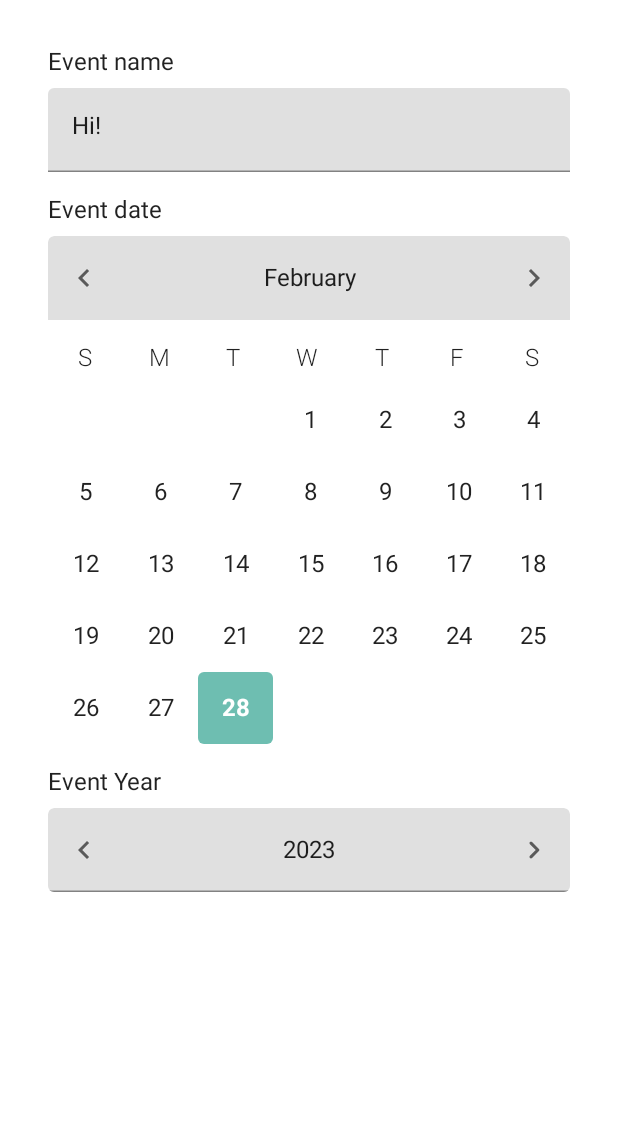
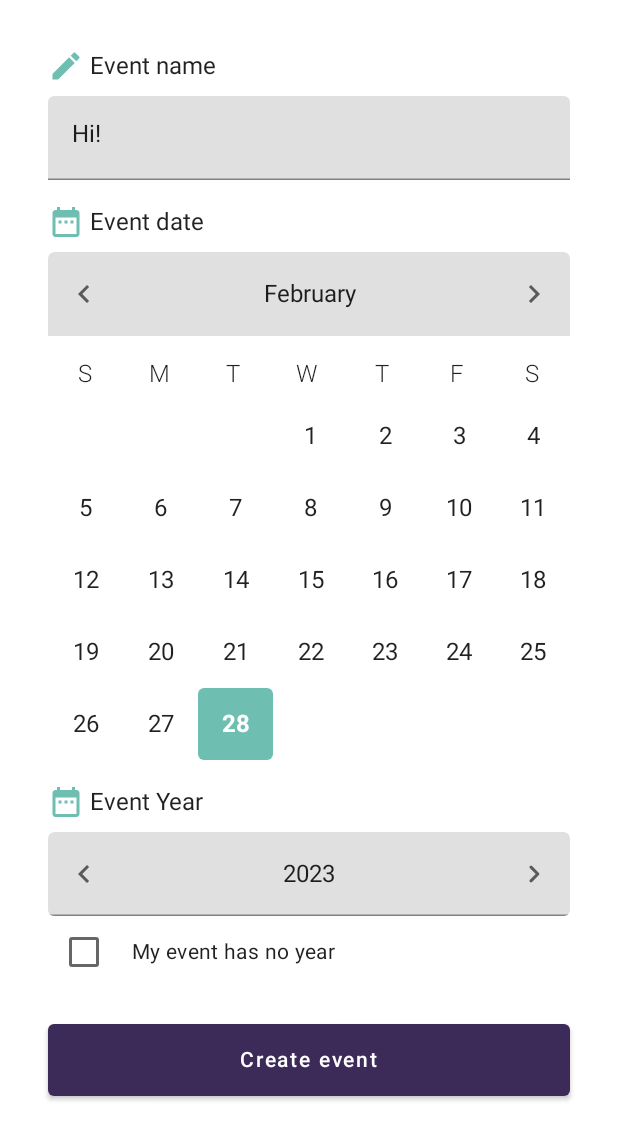
Before and after one commit to VictorHerreraO/bdates, an Android app built with Jetpack Compose: the @Preview function AddEventContentPreview, on a phone screen of 412 x 824 dp. Shown: the top 1140 px of the screen. Run offline under Robolectric (Android 15) with nearby library versions, the phone set to English and light mode, and no system bars; network calls fail.

Commit message:
#5: added button to bottom sheet

```diff
--- a/app/src/main/java/com/soyvictorherrera/bdates/modules/eventList/framework/ui/compose/AddEventSheetContent.kt
+++ b/app/src/main/java/com/soyvictorherrera/bdates/modules/eventList/framework/ui/compose/AddEventSheetContent.kt
@@ -3,21 +3,33 @@ package com.soyvictorherrera.bdates.modules.eventList.framework.ui.compose
 import androidx.compose.foundation.gestures.Orientation
 import androidx.compose.foundation.gestures.scrollable
 import androidx.compose.foundation.layout.Column
+import androidx.compose.foundation.layout.Row
 import androidx.compose.foundation.layout.fillMaxWidth
+import androidx.compose.foundation.layout.heightIn
 import androidx.compose.foundation.rememberScrollState
+import androidx.compose.material.Button
+import androidx.compose.material.Checkbox
+import androidx.compose.material.Icon
 import androidx.compose.material.MaterialTheme
 import androidx.compose.material.Text
 import androidx.compose.material.TextField
+import androidx.compose.material.icons.Icons
+import androidx.compose.material.icons.filled.DateRange
+import androidx.compose.material.icons.filled.Edit
 import androidx.compose.runtime.Composable
 import androidx.compose.runtime.getValue
 import androidx.compose.runtime.mutableStateOf
 import androidx.compose.runtime.remember
 import androidx.compose.runtime.setValue
+import androidx.compose.ui.Alignment
 import androidx.compose.ui.Modifier
 import androidx.compose.ui.tooling.preview.Preview
+import androidx.compose.ui.unit.dp
 import com.soyvictorherrera.bdates.core.compose.layout.BottomSheet
+import com.soyvictorherrera.bdates.core.compose.layout.SpacerL
 import com.soyvictorherrera.bdates.core.compose.layout.SpacerM
 import com.soyvictorherrera.bdates.core.compose.layout.SpacerSm
+import com.soyvictorherrera.bdates.core.compose.layout.SpacerXs
 import com.soyvictorherrera.bdates.core.compose.theme.BdatesTheme
 import java.time.LocalDate
 
@@ -36,7 +48,51 @@ fun AddEventSheetContent(
             orientation = Orientation.Vertical
         )
     ) {
+        var selectedDate: LocalDate by remember { mutableStateOf(LocalDate.now()) }
+        val onDateSelected: (LocalDate) -> Unit = remember { { selectedDate = it } }
+
+        EventNameSection()
+
+        SpacerM()
+
+        EventDateSection(
+            selectedDate = selectedDate,
+            onDateSelected = onDateSelected
+        )
+
+        SpacerM()
+
+        EventYearSection(
+            selectedDate = selectedDate,
+            onDateSelected = onDateSelected
+        )
+
+        SpacerL()
+
+        Button(
+            onClick = { /*TODO*/ },
+            modifier = Modifier
+                .fillMaxWidth()
+                .heightIn(min = 48.dp)
+        ) {
+            Text(text = "Create event")
+        }
+    }
+}
+
+@Composable
+private fun EventNameSection() {
+    Row(verticalAlignment = Alignment.CenterVertically) {
+        Icon(
+            imageVector = Icons.Default.Edit,
+            contentDescription = null,
+            tint = MaterialTheme.colors.secondary
+        )
+
+        SpacerXs()
+
         Text(text = "Event name", style = MaterialTheme.typography.body1)
+    }
 
     SpacerSm()
 
@@ -44,30 +100,75 @@ fun AddEventSheetContent(
     TextField(
         modifier = Modifier.fillMaxWidth(),
         value = hi.value,
-            onValueChange = { hi.value = it }
+        onValueChange = { hi.value = it },
+    )
+}
+
+@Composable
+fun EventDateSection(
+    selectedDate: LocalDate,
+    onDateSelected: (LocalDate) -> Unit,
+) {
+    Row(verticalAlignment = Alignment.CenterVertically) {
+        Icon(
+            imageVector = Icons.Default.DateRange,
+            contentDescription = null,
+            tint = MaterialTheme.colors.secondary
         )
 
-        SpacerM()
+        SpacerXs()
 
         Text(text = "Event date", style = MaterialTheme.typography.body1)
+    }
 
     SpacerSm()
 
-        var selectedDate by remember { mutableStateOf(LocalDate.now()) }
     DateSelector(
         selectedDate = selectedDate,
-            onDateSelected = { selectedDate = it },
+        onDateSelected = onDateSelected,
+    )
+}
+
+@Composable
+fun EventYearSection(
+    selectedDate: LocalDate,
+    onDateSelected: (LocalDate) -> Unit,
+) {
+    Row(verticalAlignment = Alignment.CenterVertically) {
+        Icon(
+            Icons.Default.DateRange,
+            contentDescription = null,
+            tint = MaterialTheme.colors.secondary
         )
 
-        SpacerM()
+        SpacerXs()
 
         Text(text = "Event Year", style = MaterialTheme.typography.body1)
+    }
 
     SpacerSm()
 
+    var yearDisabled by remember { mutableStateOf(false) }
     YearSelector(
         selectedDate = selectedDate,
-            onDateSelected = { selectedDate = it }
+        onDateSelected = onDateSelected,
+        enabled = yearDisabled.not(),
+    )
+
+    Row(
+        verticalAlignment = Alignment.CenterVertically,
+        modifier = Modifier.fillMaxWidth()
+    ) {
+        Checkbox(
+            checked = yearDisabled,
+            onCheckedChange = { yearDisabled = it }
+        )
+
+        SpacerSm()
+
+        Text(
+            text = "My event has no year",
+            style = MaterialTheme.typography.body2
         )
     }
 }
--- a/app/src/main/java/com/soyvictorherrera/bdates/modules/eventList/framework/ui/compose/YearSelector.kt
+++ b/app/src/main/java/com/soyvictorherrera/bdates/modules/eventList/framework/ui/compose/YearSelector.kt
@@ -66,7 +66,7 @@ fun YearSelector(
             enabled = enabled,
             keyboardOptions = KeyboardOptions(keyboardType = KeyboardType.Number),
             leadingIcon = {
-                val prevYearEnabled = selectedDate.year.dec() in VALID_RANGE
+                val prevYearEnabled = enabled && selectedDate.year.dec() in VALID_RANGE
                 IconButton(
                     enabled = prevYearEnabled,
                     onClick = { onDateSelected(selectedDate.minusYears(1)) }
@@ -85,7 +85,7 @@ fun YearSelector(
                 }
             },
             trailingIcon = {
-                val nextYearEnabled = selectedDate.year.inc() in VALID_RANGE
+                val nextYearEnabled = enabled && selectedDate.year.inc() in VALID_RANGE
                 IconButton(
                     enabled = nextYearEnabled,
                     onClick = { onDateSelected(selectedDate.plusYears(1)) }
```
Lines whose indentation alone changed are shown as unchanged.
